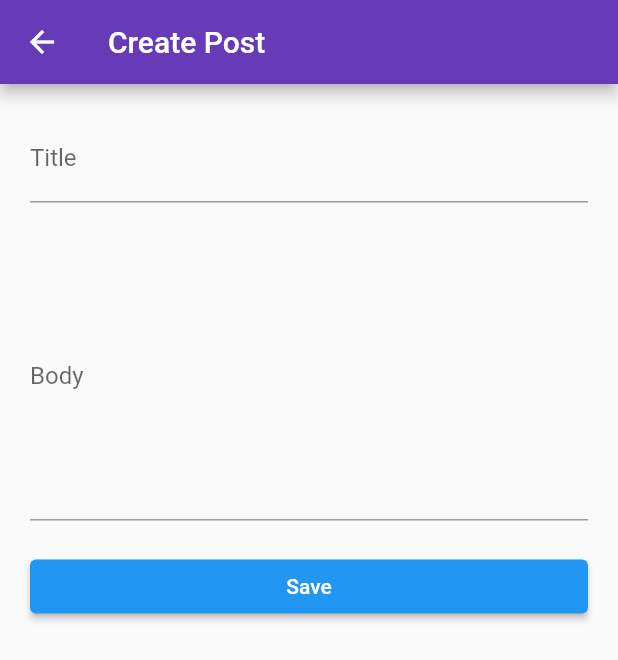
After one commit to natanielthegrey/flutter-http-integration, a Flutter app: the screen it shows after launch, after a tap on the "add" icon, on a phone screen of 412 x 824 dp. The commit adds this screen. Shown: the top 660 px of the screen. Run offline on Flutter 3.47's test engine with Material 2 defaults, Android fonts, the light colour scheme and no system bars; network calls fail.

Commit message:
feat: create/edit functionality

```diff
--- a/lib/api/request.dart
+++ b/lib/api/request.dart
@@ -27,9 +27,9 @@ class Requests {
     }
   }
 
-  static Future<dynamic> createPost(Map<String, dynamic> body) async {
+  static Future<dynamic> createPost(Post body) async {
     const String url = ApiConstants.BASE_URL + ApiConstants.POSTS;
-    final response = await http.post(Uri.parse(url), body: body);
+    final response = await http.post(Uri.parse(url), body: json.encode(body));
     if (response.statusCode == 201) {
       return json.decode(response.body);
     } else {
@@ -37,9 +37,10 @@ class Requests {
     }
   }
 
-  static Future<dynamic> updatePost(int id, Map<String, dynamic> body) async {
+  static Future<dynamic> updatePost(int? id, Post body) async {
     final String url = '${ApiConstants.BASE_URL}${ApiConstants.POSTS}/$id';
-    final response = await http.put(Uri.parse(url), body: body);
+    final response = await http.put(Uri.parse(url),
+    body: json.encode(body));
     if (response.statusCode == 200) {
       return json.decode(response.body);
     } else {
--- a/lib/main.dart
+++ b/lib/main.dart
@@ -1,5 +1,9 @@
+import 'package:fetching_data_sample/screens/post_edit_create.dart';
 import 'package:fetching_data_sample/screens/posts.dart';
 import 'package:flutter/material.dart';
+
+import 'models/post.dart';
+import 'models/post_mode.dart';
 
 void main() {
   runApp(const MyApp());
@@ -34,11 +38,24 @@ class _MyHomePageState extends State<MyHomePage> {
   Widget build(BuildContext context) {
     return Scaffold(
       appBar: AppBar(
+        backgroundColor: Colors.deepPurple,
         title: Text(widget.title),
       ),
       body: GestureDetector(
         onTap: () => FocusManager.instance.primaryFocus?.unfocus(),
         child: Posts()),
+      floatingActionButton: FloatingActionButton(
+        onPressed: () => {
+          Navigator.push(
+            context,
+            MaterialPageRoute(builder: (context) => PostEditCreate(
+              post: Post(id: 0, title: '', body: ''),
+              mode: PostMode.CREATE,
+            )),
+          )
+        },
+        child: const Icon(Icons.add),
+      ),
     );
   }
 }
--- a/lib/models/post.dart
+++ b/lib/models/post.dart
@@ -1,13 +1,24 @@
 class Post {
-  final String title;
-  final String body;
+  final int? id;
+  late final String title;
+  late final String body;
 
-  Post({required this.title, required this.body});
+  Post({this.id, required this.title, required this.body});
+
 
   factory Post.fromJson(Map<String, dynamic> json) {
     return Post(
+      id: json['id'],
       title: json['title'],
       body: json['body'],
     );
   }
+
+  Map<String, dynamic> toJson() {
+    return {
+      'id': id,
+      'title': title,
+      'body': body,
+    };
+  }
 }
--- /dev/null
+++ b/lib/models/post_mode.dart
@@ -0,0 +1,4 @@
+enum PostMode {
+  EDIT,
+  CREATE
+}
--- /dev/null
+++ b/lib/screens/post_edit_create.dart
@@ -0,0 +1,105 @@
+import 'package:fetching_data_sample/api/request.dart';
+import 'package:fetching_data_sample/models/post.dart';
+import 'package:fetching_data_sample/models/post_mode.dart';
+import 'package:flutter/material.dart';
+
+class PostEditCreate extends StatefulWidget {
+  final Post post;
+  final PostMode mode;
+  const PostEditCreate({Key? key, required this.post, required this.mode}) : super(key: key);
+
+  @override
+  State<PostEditCreate> createState() => _PostEditState();
+}
+
+class _PostEditState extends State<PostEditCreate> {
+
+  @override
+  Widget build(BuildContext context) {
+    final titleController = TextEditingController(text: widget.post.title);
+    final bodyController = TextEditingController(text: widget.post.body);
+
+    Widget _buildAlertDialog() {
+      var title = widget.mode == PostMode.EDIT ? 'updated' : 'created';
+      return AlertDialog(
+        title: Text('Post $title successfully!'),
+        content: Text('Your post have been $title with success!.'),
+        actions: [
+          TextButton(
+            child: const Text('OK'),
+            onPressed: () => Navigator.of(context).pop(),
+          ),
+        ],
+      );
+    }
+
+    void _createPost() {
+      final newPost = Post(
+        title: titleController.text,
+        body: bodyController.text,
+      );
+
+      Requests.createPost(newPost).then((value) {
+        showDialog(
+            context: context,
+            builder: (BuildContext context) {
+              return _buildAlertDialog();
+            });
+      });
+    }
+
+    void _savePost() {
+      final updatedPost = Post(
+        id: widget.post.id,
+        title: titleController.text,
+        body: bodyController.text,
+      );
+
+      Requests.updatePost(widget.post.id, updatedPost).then((value) {
+        showDialog(
+            context: context,
+            builder: (BuildContext context) {
+              return _buildAlertDialog();
+            });
+      });
+    }
+
+    return Scaffold(
+      appBar: AppBar(
+        backgroundColor: Colors.deepPurple,
+        title: Text("${widget.mode == PostMode.EDIT ? "Edit" : "Create"} Post"),
+      ),
+      body: InkWell(
+        onTap: () => FocusManager.instance.primaryFocus?.unfocus(),
+        child: Container(
+          padding: const EdgeInsets.all(20),
+          alignment: Alignment.topCenter,
+          child: Column(
+            crossAxisAlignment: CrossAxisAlignment.stretch,
+            children: [
+              TextField(
+                controller: titleController,
+                decoration: const InputDecoration(
+                  labelText: 'Title',
+                ),
+              ),
+              const SizedBox(height: 20),
+              TextField(
+                maxLines: 8,
+                controller: bodyController,
+                decoration: const InputDecoration(
+                  labelText: 'Body',
+                ),
+              ),
+              const SizedBox(height: 20),
+              ElevatedButton(
+                onPressed: widget.mode == PostMode.EDIT ? _savePost : _createPost,
+                child: const Text('Save'),
+              ),
+            ],
+          ),
+        ),
+      ),
+    );
+  }
+}
```
Also changed, not shown: lib/screens/posts.dart (+9 -1 lines), lib/screens/post_edit.dart (deleted).
